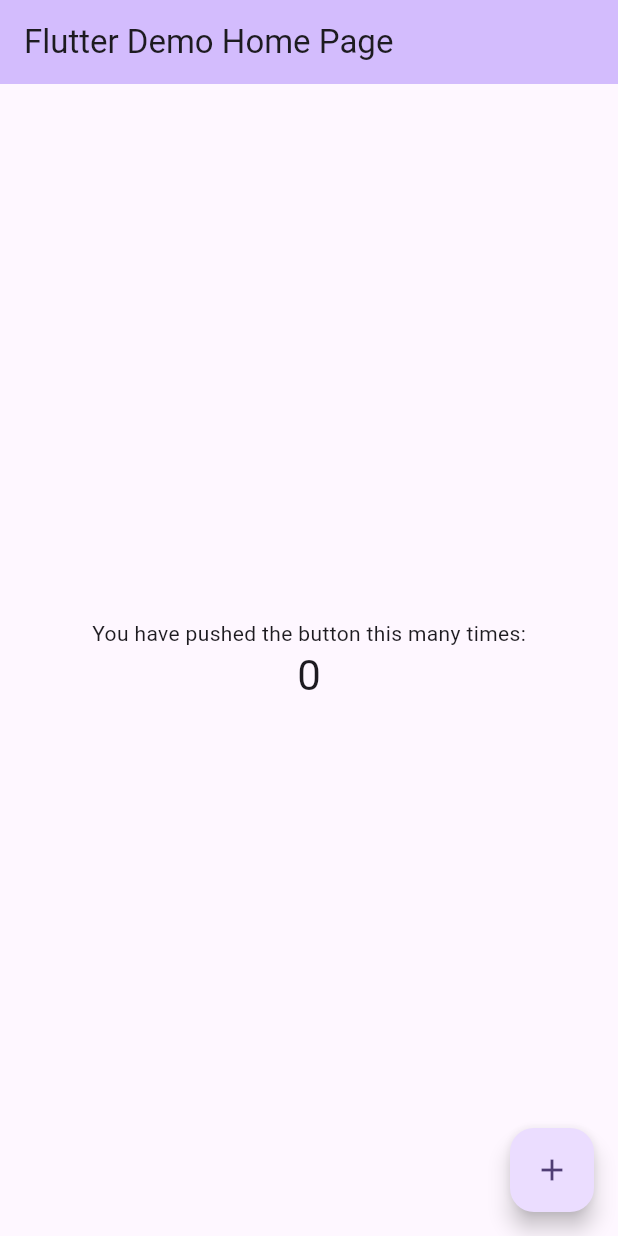
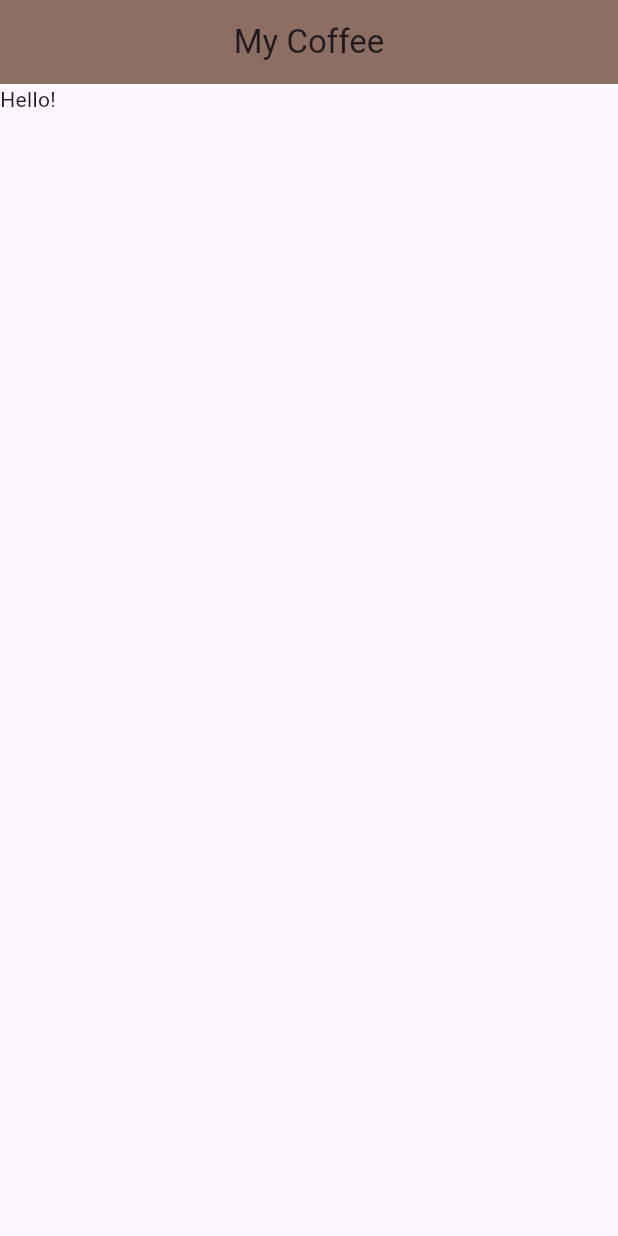
Before and after one commit to yavoraldev00/Flutter-Tutorial, a Flutter app: the screen it shows after launch, on a phone screen of 412 x 824 dp. Run offline on Flutter 3.47's test engine with Material 3 defaults, Android fonts, the phone set to English and light mode, and no system bars.

Commit message:
material app and scaffold

```diff
--- a/lib/main.dart
+++ b/lib/main.dart
@@ -1,125 +1,13 @@
 import 'package:flutter/material.dart';
 
 void main() {
-  runApp(const MyApp());
+  runApp(MaterialApp(
+    home: Scaffold(
+        appBar: AppBar(
+          title: const Text("My Coffee"),
+          backgroundColor: Colors.brown[400],
+          centerTitle: true,
+        ),
+        body: const Text("Hello!")),
+  ));
 }
-
-class MyApp extends StatelessWidget {
-  const MyApp({super.key});
-
-  // This widget is the root of your application.
-  @override
-  Widget build(BuildContext context) {
-    return MaterialApp(
-      title: 'Flutter Demo',
-      theme: ThemeData(
-        // This is the theme of your application.
-        //
-        // TRY THIS: Try running your application with "flutter run". You'll see
-        // the application has a purple toolbar. Then, without quitting the app,
-        // try changing the seedColor in the colorScheme below to Colors.green
-        // and then invoke "hot reload" (save your changes or press the "hot
-        // reload" button in a Flutter-supported IDE, or press "r" if you used
-        // the command line to start the app).
-        //
-        // Notice that the counter didn't reset back to zero; the application
-        // state is not lost during the reload. To reset the state, use hot
-        // restart instead.
-        //
-        // This works for code too, not just values: Most code changes can be
-        // tested with just a hot reload.
-        colorScheme: ColorScheme.fromSeed(seedColor: Colors.deepPurple),
-        useMaterial3: true,
-      ),
-      home: const MyHomePage(title: 'Flutter Demo Home Page'),
-    );
-  }
-}
-
-class MyHomePage extends StatefulWidget {
-  const MyHomePage({super.key, required this.title});
-
-  // This widget is the home page of your application. It is stateful, meaning
-  // that it has a State object (defined below) that contains fields that affect
-  // how it looks.
-
-  // This class is the configuration for the state. It holds the values (in this
-  // case the title) provided by the parent (in this case the App widget) and
-  // used by the build method of the State. Fields in a Widget subclass are
-  // always marked "final".
-
-  final String title;
-
-  @override
-  State<MyHomePage> createState() => _MyHomePageState();
-}
-
-class _MyHomePageState extends State<MyHomePage> {
-  int _counter = 0;
-
-  void _incrementCounter() {
-    setState(() {
-      // This call to setState tells the Flutter framework that something has
-      // changed in this State, which causes it to rerun the build method below
-      // so that the display can reflect the updated values. If we changed
-      // _counter without calling setState(), then the build method would not be
-      // called again, and so nothing would appear to happen.
-      _counter++;
-    });
-  }
-
-  @override
-  Widget build(BuildContext context) {
-    // This method is rerun every time setState is called, for instance as done
-    // by the _incrementCounter method above.
-    //
-    // The Flutter framework has been optimized to make rerunning build methods
-    // fast, so that you can just rebuild anything that needs updating rather
-    // than having to individually change instances of widgets.
-    return Scaffold(
-      appBar: AppBar(
-        // TRY THIS: Try changing the color here to a specific color (to
-        // Colors.amber, perhaps?) and trigger a hot reload to see the AppBar
-        // change color while the other colors stay the same.
-        backgroundColor: Theme.of(context).colorScheme.inversePrimary,
-        // Here we take the value from the MyHomePage object that was created by
-        // the App.build method, and use it to set our appbar title.
-        title: Text(widget.title),
-      ),
-      body: Center(
-        // Center is a layout widget. It takes a single child and positions it
-        // in the middle of the parent.
-        child: Column(
-          // Column is also a layout widget. It takes a list of children and
-          // arranges them vertically. By default, it sizes itself to fit its
-          // children horizontally, and tries to be as tall as its parent.
-          //
-          // Column has various properties to control how it sizes itself and
-          // how it positions its children. Here we use mainAxisAlignment to
-          // center the children vertically; the main axis here is the vertical
-          // axis because Columns are vertical (the cross axis would be
-          // horizontal).
-          //
-          // TRY THIS: Invoke "debug painting" (choose the "Toggle Debug Paint"
-          // action in the IDE, or press "p" in the console), to see the
-          // wireframe for each widget.
-          mainAxisAlignment: MainAxisAlignment.center,
-          children: <Widget>[
-            const Text(
-              'You have pushed the button this many times:',
-            ),
-            Text(
-              '$_counter',
-              style: Theme.of(context).textTheme.headlineMedium,
-            ),
-          ],
-        ),
-      ),
-      floatingActionButton: FloatingActionButton(
-        onPressed: _incrementCounter,
-        tooltip: 'Increment',
-        child: const Icon(Icons.add),
-      ), // This trailing comma makes auto-formatting nicer for build methods.
-    );
-  }
-}
```
